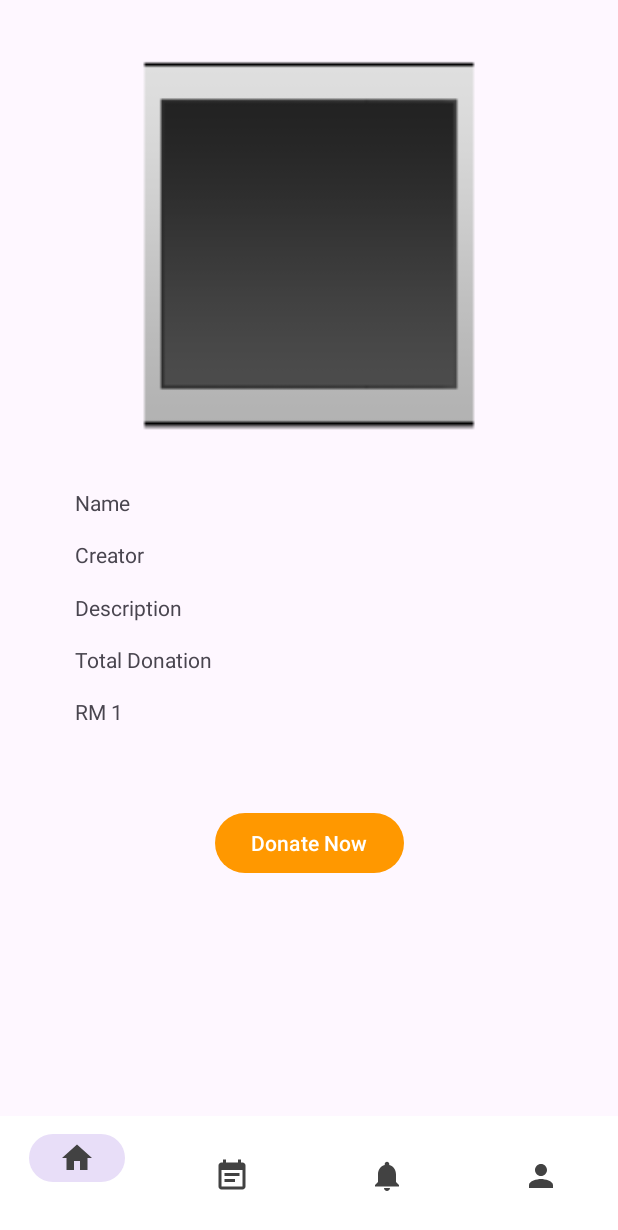
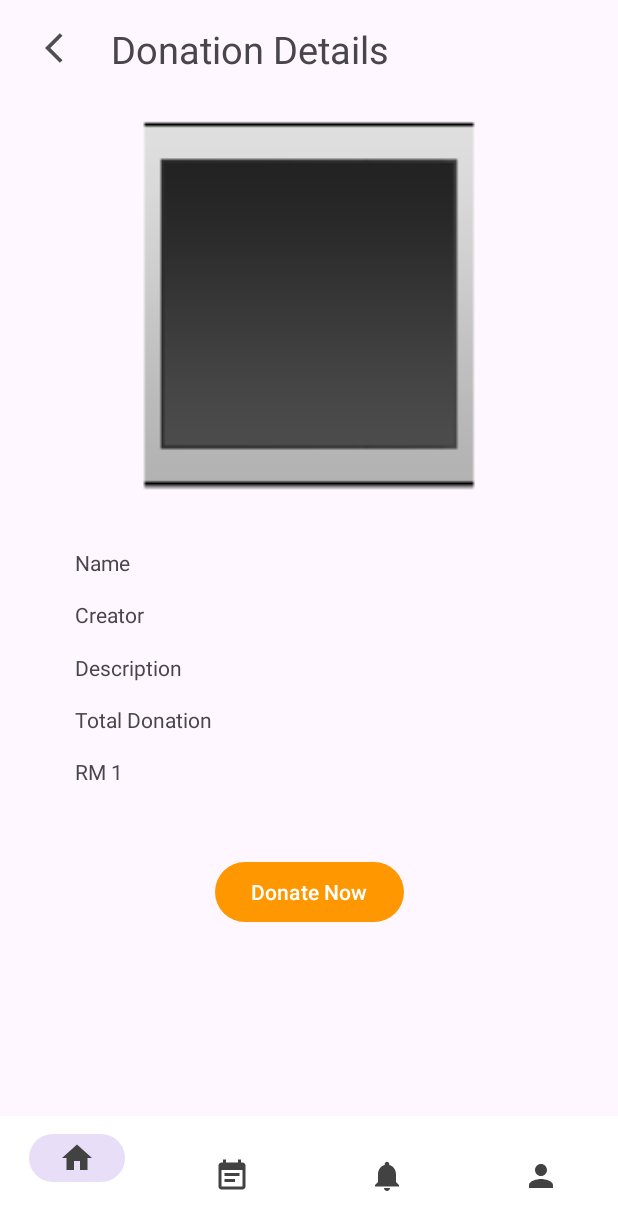
Before and after one commit to Jeksper00/Assignment, an Android app: the fragment UserHomeActivityViewFragment placed in its activity, on a phone screen of 412 x 824 dp. Shown: the top 1230 px of the screen. Run offline under Robolectric (Android 15) with nearby library versions, the phone set to English and light mode, and no system bars; our stand-ins replace Firebase (no records; nobody signed in at launch, a user with empty details on screens opened directly).

Commit message:
26/9/2023 7：58PM

```diff
--- a/app/src/main/java/com/example/assignment/UserFragment/UserHomeActivityViewFragment.kt
+++ b/app/src/main/java/com/example/assignment/UserFragment/UserHomeActivityViewFragment.kt
@@ -42,6 +42,10 @@
 
         val builder = AlertDialog.Builder(requireActivity())
         val inflater = LayoutInflater.from(requireActivity())
+
+        view.findViewById<ImageView>(R.id.user_home_donation_deatils_backButton).setOnClickListener{
+            requireActivity().onBackPressed()
+        }
 
         // Retrieve the notification data from the arguments bundle
         val activityDetails = arguments?.getParcelable(ActivityAdapter2.ARG_NOTIFICATION) as Activity?
--- /dev/null
+++ b/app/src/main/res/drawable/baseline_arrow_back.xml
@@ -0,0 +1,5 @@
+<vector android:autoMirrored="true" android:height="24dp"
+    android:tint="#4E4E4E" android:viewportHeight="24"
+    android:viewportWidth="24" android:width="24dp" xmlns:android="http://schemas.android.com/apk/res/android">
+    <path android:fillColor="@android:color/white" android:pathData="M11.67,3.87L9.9,2.1 0,12l9.9,9.9 1.77,-1.77L3.54,12z"/>
+</vector>
--- a/app/src/main/res/layout/user_fragment_home_activity_view.xml
+++ b/app/src/main/res/layout/user_fragment_home_activity_view.xml
@@ -15,11 +15,11 @@
             android:id="@+id/user_home_activityView_image"
             android:layout_width="328dp"
             android:layout_height="285dp"
-            android:layout_marginTop="20dp"
+            android:layout_marginTop="10dp"
             android:src="?android:attr/galleryItemBackground"
             app:layout_constraintEnd_toEndOf="parent"
             app:layout_constraintStart_toStartOf="parent"
-            app:layout_constraintTop_toTopOf="parent" />
+            app:layout_constraintTop_toBottomOf="@+id/donationDetailsTitleLable" />
 
         <TextView
             android:id="@+id/userActivityDonateNameText"
@@ -93,5 +93,27 @@
             android:visibility="gone"
             app:layout_constraintStart_toStartOf="parent"
             app:layout_constraintTop_toTopOf="parent" />
+
+        <ImageView
+            android:id="@+id/user_home_donation_deatils_backButton"
+            android:layout_width="wrap_content"
+            android:layout_height="wrap_content"
+            android:layout_marginStart="30dp"
+            android:layout_marginTop="20dp"
+            android:src="@drawable/baseline_arrow_back"
+            app:layout_constraintStart_toStartOf="parent"
+            app:layout_constraintTop_toTopOf="parent" />
+
+        <TextView
+            android:id="@+id/donationDetailsTitleLable"
+            android:layout_width="wrap_content"
+            android:layout_height="wrap_content"
+            android:layout_marginStart="20dp"
+            android:layout_marginTop="15dp"
+            android:text="@string/donationDetailsTitle"
+            android:textSize="@dimen/titleTextSize"
+            app:layout_constraintStart_toEndOf="@+id/user_home_donation_deatils_backButton"
+            app:layout_constraintTop_toTopOf="parent" />
+
     </androidx.constraintlayout.widget.ConstraintLayout>
 </FrameLayout>
--- a/app/src/main/res/layout/user_fragment_notification.xml
+++ b/app/src/main/res/layout/user_fragment_notification.xml
@@ -16,7 +16,7 @@
             android:id="@+id/textView3"
             android:layout_width="wrap_content"
             android:layout_height="wrap_content"
-            android:text="UserNotification"
+            android:text="@string/userNotificationLabel"
             app:layout_constraintStart_toStartOf="parent"
             app:layout_constraintTop_toTopOf="parent" />
 
--- a/app/src/main/res/values/dimens.xml
+++ b/app/src/main/res/values/dimens.xml
@@ -1,5 +1,5 @@
 <?xml version="1.0" encoding="utf-8"?>
 <resources>
     <dimen name="buttonRadius">16dp</dimen>
-    <dimen name="titleTextSize">35sp</dimen>
+    <dimen name="titleTextSize">25sp</dimen>
 </resources>
--- a/app/src/main/res/values/strings.xml
+++ b/app/src/main/res/values/strings.xml
@@ -5,4 +5,6 @@
     <string name="user_home_donateButton">Donate Now</string>
     <string name="userDonate">Donate</string>
     <string name="feedbackLabel">Feedback</string>
+    <string name="donationDetailsTitle">Donation Details</string>
+    <string name="userNotificationLabel">Notification</string>
 </resources>
```
